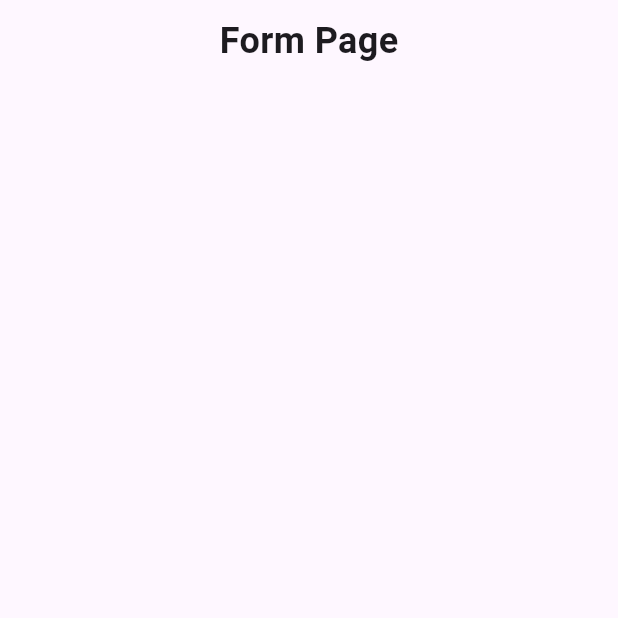
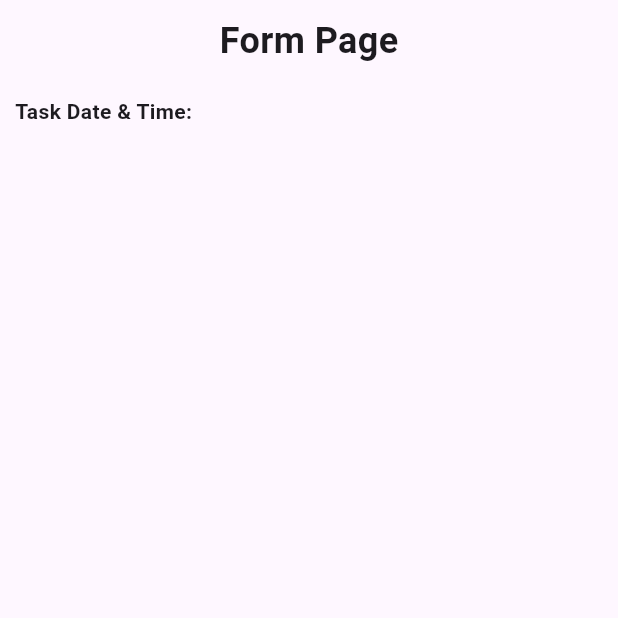
Before and after one commit to Rangga857/TodoApp_0150, a Flutter app: the screen it shows after launch, on a phone screen of 412 x 824 dp, the top half of it. Run offline on Flutter 3.47's test engine with Material 3 defaults, Android fonts, the phone set to English and light mode, and no system bars.

Commit message:
Add Teks & Styling Teks

```diff
--- a/lib/todoapp.dart
+++ b/lib/todoapp.dart
@@ -128,6 +128,11 @@ class _TodoPageState extends State<TodoPage> {
                     fontWeight: FontWeight.bold
                   ),
                 )
+              ),
+              SizedBox(height: 20),
+              Text(
+                "Task Date & Time: ",
+                style: TextStyle(fontWeight: FontWeight.bold),
               )
             ]
           ),
```
